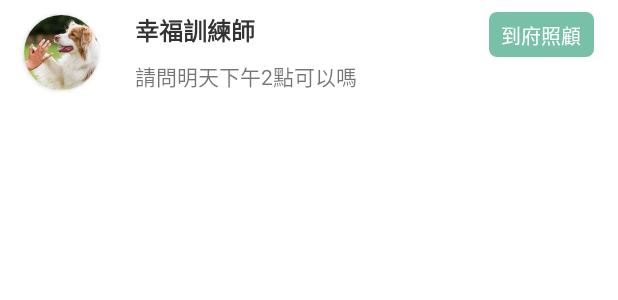
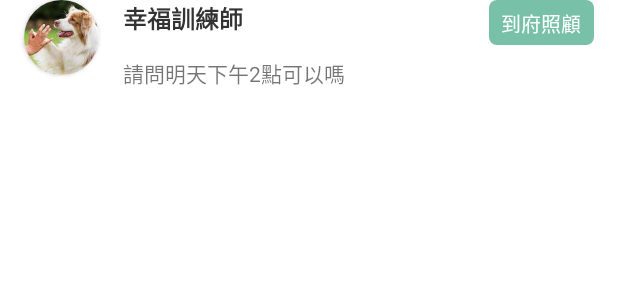
Before and after one commit to nicolelee0926/PetNanny, an Android app: the layout item_chat_demand.xml on its own in the app's theme, with its tools: preview values and no code run, on a phone screen of 412 x 824 dp. Shown: the top 300 px of the screen. Run offline under Robolectric (Android 15) with nearby library versions, the phone set to English and light mode, and no system bars.

Commit message:
modify chat room page textView UI

```diff
--- a/app/build.gradle
+++ b/app/build.gradle
@@ -18,8 +18,8 @@ android {
         applicationId "com.nicole.petnanny"
         minSdkVersion 28
         targetSdkVersion 30
-        versionCode 2
-        versionName "1.1"
+        versionCode 3
+        versionName "1.2"
         testInstrumentationRunner "androidx.test.runner.AndroidJUnitRunner"
     }
 
@@ -37,8 +37,6 @@ android {
         jvmTarget = '1.8'
     }
 }
-
-
 
 dependencies {
     implementation fileTree(dir: "libs", include: ["*.jar"])
--- a/app/src/main/java/com/nicole/petnanny/util/TimeUtil.kt
+++ b/app/src/main/java/com/nicole/petnanny/util/TimeUtil.kt
@@ -5,7 +5,8 @@ import java.util.*
 
 
 fun Long.toDisplayFormat(): String {
-    val formatter = SimpleDateFormat("yyyy-MM-dd HH:mm:ss")
+    val formatter = SimpleDateFormat("MM-dd HH:mm")
+//    val formatter = SimpleDateFormat("yyyy-MM-dd HH:mm:ss")
     formatter.timeZone = TimeZone.getTimeZone("Asia/Taipei")
 //    formatter.timeZone = TimeZone.getTimeZone("GMT :00:00")
     return formatter.format(this)
--- a/app/src/main/res/layout/item_chat_demand.xml
+++ b/app/src/main/res/layout/item_chat_demand.xml
@@ -26,7 +26,6 @@
             android:layout_marginStart="16dp"
             app:cardCornerRadius="50dp"
             app:elevation="10dp"
-            app:layout_constraintBottom_toBottomOf="@+id/textView90"
             app:layout_constraintStart_toStartOf="parent"
             app:layout_constraintTop_toTopOf="@+id/textView88">
 
@@ -44,28 +43,31 @@
             android:id="@+id/textView88"
             android:layout_width="wrap_content"
             android:layout_height="wrap_content"
-            android:layout_marginStart="24dp"
-            android:layout_marginTop="8dp"
-            tools:text="幸福訓練師"
+            android:layout_marginStart="16dp"
             android:text="@{data.nannyServiceDetail.nannyName}"
             android:textColor="@color/colorDeepGray"
             android:textSize="16sp"
             android:textStyle="bold"
             app:layout_constraintStart_toEndOf="@+id/photoCardView"
-            app:layout_constraintTop_toTopOf="parent" />
+            app:layout_constraintTop_toTopOf="parent"
+            tools:text="幸福訓練師" />
 
         <TextView
             android:id="@+id/textView90"
-            android:layout_width="wrap_content"
+            android:layout_width="0dp"
             android:layout_height="wrap_content"
-            android:layout_marginStart="24dp"
+            android:layout_marginStart="16dp"
             android:layout_marginTop="8dp"
-            android:layout_marginBottom="8dp"
-            tools:text="請問明天下午2點可以嗎"
+            android:layout_marginEnd="16dp"
+            android:layout_marginBottom="16dp"
+            android:ellipsize="end"
+            android:maxLines="1"
             android:text="@{data.lastMessage.content}"
             app:layout_constraintBottom_toBottomOf="parent"
+            app:layout_constraintEnd_toEndOf="parent"
             app:layout_constraintStart_toEndOf="@+id/photoCardView"
-            app:layout_constraintTop_toBottomOf="@+id/textView88" />
+            app:layout_constraintTop_toBottomOf="@+id/tv_cityName"
+            tools:text="請問明天下午2點可以嗎" />
 
         <TextView
             android:id="@+id/tv_cityName"
```
Also changed, not shown: app/src/main/res/layout/item_chat_receiver.xml (+9 -15 lines), app/src/main/res/layout/item_chat_sender.xml (+12 -20 lines), app/src/main/res/layout/item_chat_work.xml (+13 -12 lines).
